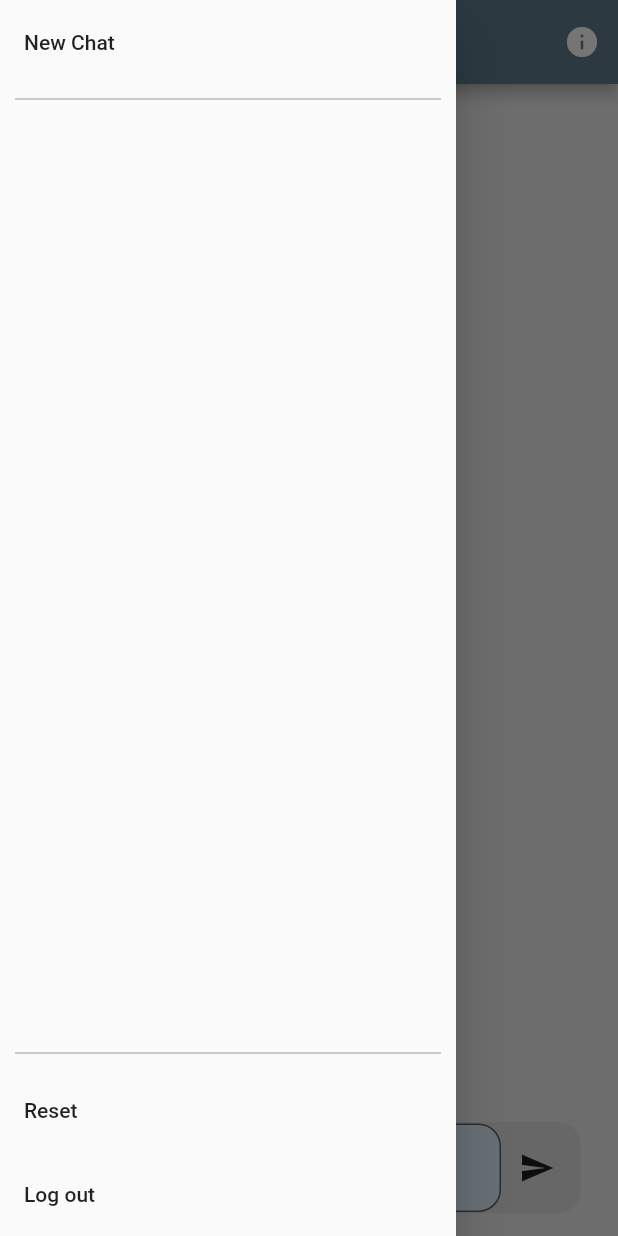
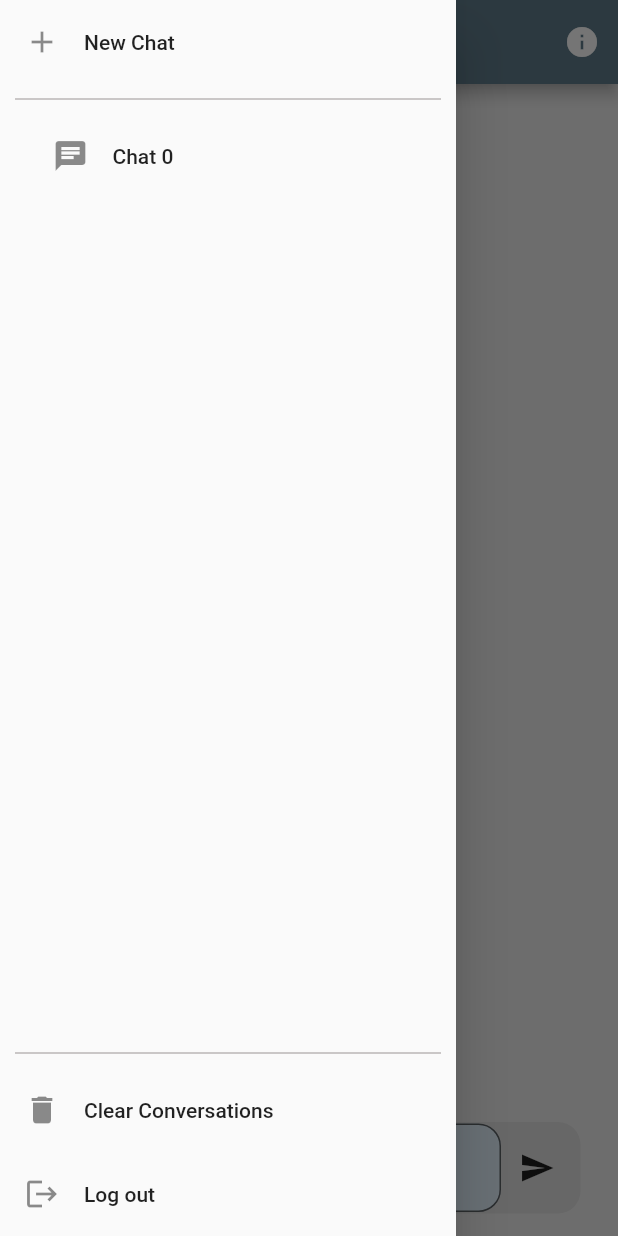
Before and after one commit to bourne015/chat_ui, a Flutter app: the screen it shows after launch, with the side drawer open, on a phone screen of 412 x 824 dp. Run offline on Flutter 3.47's test engine with Material 2 defaults, Android fonts, the phone set to English and light mode, and no system bars; our stand-ins replace dio.

Commit message:
add leading bar
Signed-off-by: fantao <phantasy015@qq.com>

```diff
--- a/lib/chat.dart
+++ b/lib/chat.dart
@@ -2,23 +2,78 @@ import 'package:flutter/material.dart';
 import 'package:dio/dio.dart';
 
 class ChatPage extends StatefulWidget {
-  const ChatPage({super.key});
+  ChatPage(
+      {Key? key,
+      required this.id,
+      required this.onTokenChanged,
+      required this.onReceivedMsg})
+      : super(key: key);
+
+  final String id;
+  final Function onReceivedMsg;
+  final Function onTokenChanged;
+
+  List<Widget> messages_ = [];
+  List<Map> messagesVal_ = [];
+  var myController = TextEditingController();
+  final dio = Dio();
+  String tokenSpent_ = '';
+
+  void clearMessages() {
+    messages_.clear();
+    messagesVal_.clear();
+  }
+
+  void setToken(val) {
+    tokenSpent_ = val;
+  }
+
+  void addMsg(val) {
+    messagesVal_.add(val);
+    messages_.insert(
+        0,
+        Container(
+          alignment: Alignment.centerRight,
+          child: MessageBox(val: val),
+        ));
+  }
 
   @override
   State createState() => ChatBody();
 }
 
 class ChatBody extends State<ChatPage> {
-  final myController = TextEditingController();
-  final List<Widget> messages_ = [];
-  final List<Map> messagesVal_ = [];
-  final dio = Dio();
+  static GlobalKey chatKey = GlobalKey();
   String url = "http://";
-  String tokenSpent_ = "";
+  String? content;
+  String tokenSpent_ = '';
+
+  static currentState() {
+    var state = ChatBody.chatKey.currentContext?.findAncestorStateOfType();
+    return state;
+  }
+
+  void refreshMessages() {
+    setState(() {});
+  }
+
+  void handleMessages(chatPages, id) {
+    setState(() {
+      for (var page in chatPages) {
+        if (page.id == id) {
+          page.addMsg({"role": "assistant", "content": content});
+          page.setToken(tokenSpent_);
+          widget.onTokenChanged(id);
+          break;
+        }
+      }
+    });
+  }
 
   @override
   Widget build(BuildContext context) {
     return Column(
+      key: chatKey,
       children: [
         Flexible(
             child: Container(
@@ -26,10 +81,11 @@ class ChatBody extends State<ChatPage> {
               image: DecorationImage(
                   image: AssetImage("assets/images/chatgpt_green.png"))),
           child: ListView.builder(
+            key: UniqueKey(),
             padding: const EdgeInsets.all(8.0),
             reverse: true,
-            itemBuilder: (context, index) => messages_[index],
-            itemCount: messages_.length,
+            itemBuilder: (context, index) => widget.messages_[index],
+            itemCount: widget.messages_.length,
           ),
         )),
         Container(
@@ -59,12 +115,15 @@ class ChatBody extends State<ChatPage> {
                         bottomRight: Radius.circular(15),
                       )),
                       hintText: 'Type your message here'),
-                  controller: myController,
+                  controller: widget.myController,
                 ),
               ),
               IconButton(
                 icon: const Icon(Icons.send),
-                onPressed: () => _submitText(myController.text),
+                onPressed: () => _submitText(
+                  widget.myController.text,
+                  widget.id,
+                ),
               ),
             ],
           ),
@@ -73,44 +132,30 @@ class ChatBody extends State<ChatPage> {
     );
   }
 
-  void _submitText(String text) async {
-    String? content;
-    myController.clear();
-    messagesVal_.add({"role": "user", "content": text});
+  void _submitText(String text, String id) async {
+    //String? content;
+    widget.myController.clear();
+
     setState(() {
-      messages_.insert(
-          0,
-          Container(
-            alignment: Alignment.centerRight,
-            //child: MessageBox(content: text, role: "user"),
-            child: MessageBox(val: messagesVal_.last),
-          ));
+      widget.addMsg({"role": "user", "content": text});
     });
 
     try {
       //final response = await dio.post(url, data: {"content": text});
-      final response = await dio.post(url, data: messagesVal_);
+      final response = await widget.dio.post(url, data: widget.messagesVal_);
       if (response.statusCode == 200) {
         content = response.data["choices"][0]["message"]["content"];
         var token = response.data["usage"]["total_tokens"].toString();
-        setState(() {
-          tokenSpent_ = "[$token/4096]";
-        });
+        widget.tokenSpent_ = "$token/4096";
+        tokenSpent_ = "$token/4096";
       } else {
         content = response.data;
       }
     } catch (e) {
       content = e.toString();
     }
-    messagesVal_.add({"role": "assistant", "content": content});
-    setState(() {
-      messages_.insert(
-          0,
-          Container(
-            alignment: Alignment.centerRight,
-            child: MessageBox(val: messagesVal_.last),
-          ));
-    });
+
+    widget.onReceivedMsg(id, tokenSpent_);
   }
 }
 
--- /dev/null
+++ b/lib/home.dart
@@ -0,0 +1,214 @@
+import 'package:flutter/material.dart';
+
+import 'chat.dart';
+
+class InitPage extends StatefulWidget {
+  const InitPage({super.key});
+
+  @override
+  State createState() => InitPageState();
+}
+
+class InitPageState extends State<InitPage> {
+  List<ChatPage> chatPages = [];
+  late ChatPage chatPage;
+  late String selectedChatPageId = '0';
+  late String tokenTitle = '';
+
+  @override
+  Widget build(BuildContext context) {
+    chatPage = chatPages.singleWhere((page) => page.id == selectedChatPageId);
+    return Scaffold(
+      backgroundColor: Colors.grey[200],
+      appBar: buildAppBar(context),
+      drawer: buildDrawer(context),
+      body: chatPage,
+    );
+  }
+
+  @override
+  void initState() {
+    super.initState();
+    chatPages = [
+      ChatPage(
+          id: '0',
+          onTokenChanged: handleTokenChange,
+          onReceivedMsg: handleReceiveMsg)
+    ];
+    chatPage = chatPages.first;
+    selectedChatPageId = chatPage.id;
+  }
+
+  void refreshChat() {
+    ChatBody.currentState()?.refreshMessages();
+  }
+
+  void handleTokenChange(val) {
+    if (val == selectedChatPageId) {
+      setState(() {
+        //tokenTitle = chatPage.tokenSpent_;
+      });
+    }
+  }
+
+  void handleReceiveMsg(id, token) {
+    ChatBody.currentState()?.handleMessages(chatPages, id);
+    // setState(() {
+    //   tokenTitle = token;
+    // });
+  }
+
+  void updateChatPage(String id) {
+    setState(() {
+      chatPage = chatPages.singleWhere((page) => page.id == id);
+      selectedChatPageId = id;
+      //tokenTitle = chatPage.tokenSpent_;
+    });
+  }
+
+  String getChatPageTitle() {
+    return "Chat $selectedChatPageId";
+  }
+
+  PreferredSizeWidget buildAppBar(BuildContext context) {
+    return AppBar(
+      leading: Builder(
+        builder: (BuildContext context) {
+          return IconButton(
+            icon: const Icon(Icons.menu),
+            onPressed: () {
+              Scaffold.of(context).openDrawer();
+            },
+            tooltip: MaterialLocalizations.of(context).openAppDrawerTooltip,
+          );
+        },
+      ),
+      title: RichText(
+          text: TextSpan(children: [
+        TextSpan(
+            text: getChatPageTitle(),
+            style: const TextStyle(
+                fontSize: 20,
+                fontWeight: FontWeight.bold,
+                color: Colors.white)),
+        TextSpan(
+            text: chatPage.tokenSpent_,
+            style: const TextStyle(
+                fontSize: 9.5,
+                //fontStyle: FontStyle.normal,
+                color: Colors.grey))
+      ])),
+      actions: <Widget>[
+        IconButton(
+            tooltip: "About",
+            onPressed: () {
+              ScaffoldMessenger.of(context).showSnackBar(const SnackBar(
+                  content: Text("A Demo for ChatGPT-3.5, the token is limited, "
+                      "Please refresh the page if reached max tokens"
+                      "or don't need question context")));
+            },
+            icon: const Icon(Icons.info))
+      ],
+    );
+  }
+
+  Widget buildDrawer(BuildContext context) {
+    return Drawer(
+      child: Column(
+        //padding: EdgeInsets.zero,
+        children: <Widget>[
+          // const DrawerHeader(
+          //   margin: EdgeInsets.all(8),
+          //   padding: EdgeInsets.fromLTRB(16, 16, 8, 8),
+          //   decoration: BoxDecoration(
+          //     color: Colors.blue,
+          //   ),
+          //   child: Text('side bar title'),
+          // ),
+          Column(
+            children: [
+              ListTile(
+                leading: const Icon(Icons.add),
+                minLeadingWidth: 0,
+                title: const Text('New Chat'),
+                onTap: () {
+                  setState(() {
+                    final newId = chatPages.length;
+                    final newPage = ChatPage(
+                        id: newId.toString(),
+                        onTokenChanged: handleTokenChange,
+                        onReceivedMsg: handleReceiveMsg);
+                    chatPages.add(newPage);
+                    updateChatPage(newPage.id);
+                  });
+                  Navigator.pop(context);
+                },
+              ),
+            ],
+          ),
+          const Divider(
+            height: 20,
+            thickness: 1,
+            indent: 10,
+            endIndent: 10,
+            color: Color.fromARGB(255, 186, 182, 182),
+          ),
+          Expanded(
+            child: ListView.builder(
+              shrinkWrap: false,
+              itemCount: chatPages.length,
+              itemBuilder: (context, index) {
+                final page = chatPages[index];
+                return ListTile(
+                  leading: const Icon(Icons.chat),
+                  minLeadingWidth: 0,
+                  contentPadding: const EdgeInsets.symmetric(horizontal: 35),
+                  title: Text("Chat ${page.id}"),
+                  onTap: () {
+                    setState(() {
+                      updateChatPage(page.id);
+                      Navigator.pop(context);
+                    });
+                  },
+                );
+              },
+            ),
+          ),
+          const Divider(
+            height: 20,
+            thickness: 1,
+            indent: 10,
+            endIndent: 10,
+            color: Color.fromARGB(255, 186, 182, 182),
+          ),
+          Column(
+            children: [
+              ListTile(
+                leading: const Icon(Icons.delete),
+                minLeadingWidth: 0,
+                title: const Text('Clear Conversations'),
+                onTap: () {
+                  setState(() {
+                    chatPages[int.parse(selectedChatPageId)].clearMessages();
+                    chatPages[int.parse(selectedChatPageId)].setToken("");
+                    updateChatPage(selectedChatPageId);
+                    refreshChat();
+                  });
+                  Navigator.pop(context);
+                },
+              ),
+              ListTile(
+                leading: const Icon(Icons.logout),
+                minLeadingWidth: 0,
+                title: const Text('Log out'),
+                onTap: () {
+                  Navigator.pop(context); // hide sidebar
+                },
+              )
+            ],
+          ),
+        ],
+      ),
+    );
+  }
+}
--- a/lib/main.dart
+++ b/lib/main.dart
@@ -1,13 +1,19 @@
 import 'package:flutter/material.dart';
-import 'package:mychat/chat.dart';
+
+import "home.dart";
 
 void main() {
   runApp(const ChatApp());
 }
 
-class ChatApp extends StatelessWidget {
+class ChatApp extends StatefulWidget {
   const ChatApp({super.key});
 
+  @override
+  State<ChatApp> createState() => _AppState();
+}
+
+class _AppState extends State<ChatApp> {
   @override
   Widget build(BuildContext context) {
     return MaterialApp(
@@ -19,129 +25,3 @@ class ChatApp extends StatelessWidget {
     );
   }
 }
-
-class InitPage extends StatefulWidget {
-  const InitPage({super.key});
-
-  @override
-  State createState() => ChatPageState();
-}
-
-class ChatPageState extends State<InitPage> {
-  @override
-  Widget build(BuildContext context) {
-    const chatPage = ChatPage();
-    return Scaffold(
-      backgroundColor: Colors.grey[200],
-      appBar: buildAppBar(context),
-      drawer: buildDrawer(context),
-      body: chatPage,
-    );
-  }
-
-  PreferredSizeWidget buildAppBar(BuildContext context) {
-    return AppBar(
-      leading: Builder(
-        builder: (BuildContext context) {
-          return IconButton(
-            icon: const Icon(Icons.menu),
-            onPressed: () {
-              Scaffold.of(context).openDrawer();
-            },
-            tooltip: MaterialLocalizations.of(context).openAppDrawerTooltip,
-          );
-        },
-      ),
-      title: RichText(
-          text: const TextSpan(children: [
-        TextSpan(
-            text: "Chat  ",
-            style: TextStyle(
-                fontSize: 20,
-                fontWeight: FontWeight.bold,
-                color: Colors.white)),
-        // TextSpan(
-        //     text: chatPage.,
-        //     style: const TextStyle(
-        //         fontSize: 9.5,
-        //         //fontStyle: FontStyle.normal,
-        //         color: Colors.grey))
-      ])),
-      actions: <Widget>[
-        IconButton(
-            tooltip: "About",
-            onPressed: () {
-              ScaffoldMessenger.of(context).showSnackBar(const SnackBar(
-                  content: Text("A Demo for ChatGPT-3.5, the token is limited, "
-                      "Please refresh the page if reached max tokens"
-                      "or don't need question context")));
-            },
-            icon: const Icon(Icons.info))
-      ],
-    );
-  }
-
-  Widget buildDrawer(BuildContext context) {
-    return Drawer(
-      child: Column(
-        //padding: EdgeInsets.zero,
-        children: <Widget>[
-          // const DrawerHeader(
-          //   margin: EdgeInsets.all(8),
-          //   padding: EdgeInsets.fromLTRB(16, 16, 8, 8),
-          //   decoration: BoxDecoration(
-          //     color: Colors.blue,
-          //   ),
-          //   child: Text('侧边栏标题'),
-          // ),
-          Column(
-            children: [
-              ListTile(
-                title: const Text('New Chat'),
-                onTap: () {
-                  //_addChatPage;
-                },
-              ),
-            ],
-          ),
-          const Divider(
-            height: 20,
-            thickness: 1,
-            indent: 10,
-            endIndent: 10,
-            color: Color.fromARGB(255, 186, 182, 182),
-          ),
-          Flexible(
-            child: ListView(),
-          ),
-          const Divider(
-            height: 20,
-            thickness: 1,
-            indent: 10,
-            endIndent: 10,
-            color: Color.fromARGB(255, 186, 182, 182),
-          ),
-          Column(
-            children: [
-              ListTile(
-                title: const Text('Reset'),
-                onTap: () {
-                  //Navigator.pop(context);
-                  // setState(() {
-                  //   messages_.clear();
-                  // });
-                },
-              ),
-              ListTile(
-                title: const Text('Log out'),
-                onTap: () {
-                  Navigator.pop(context); // hide sidebar
-                },
-              )
-            ],
-          ),
-        ],
-      ),
-    );
-  }
-}
```
